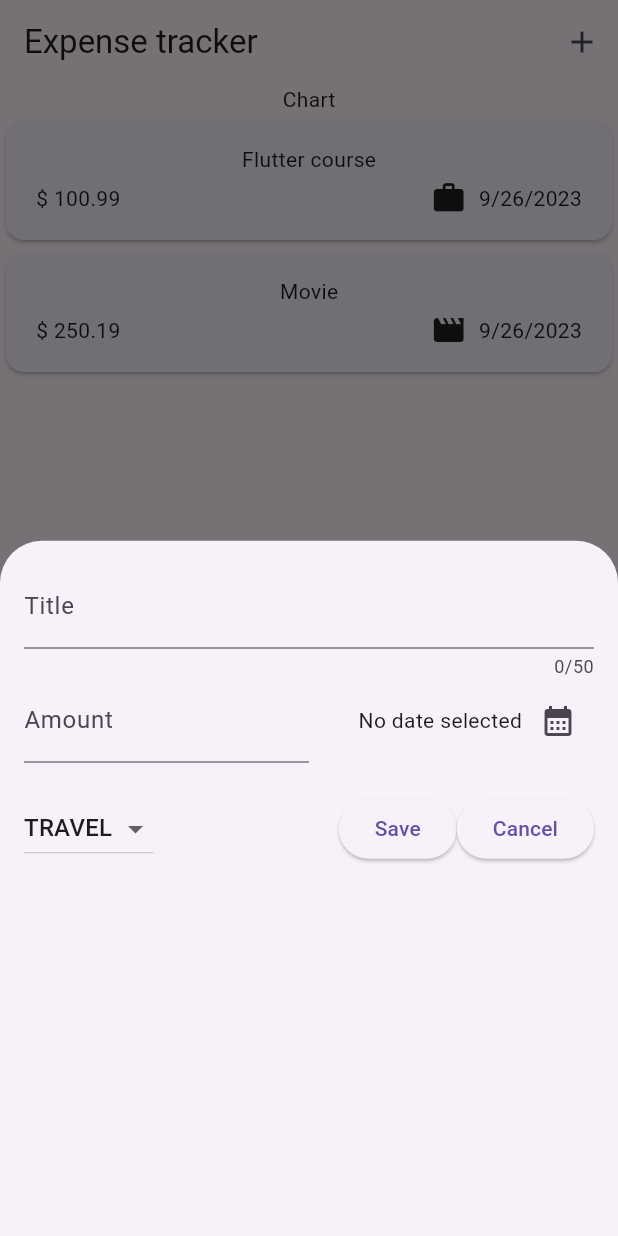
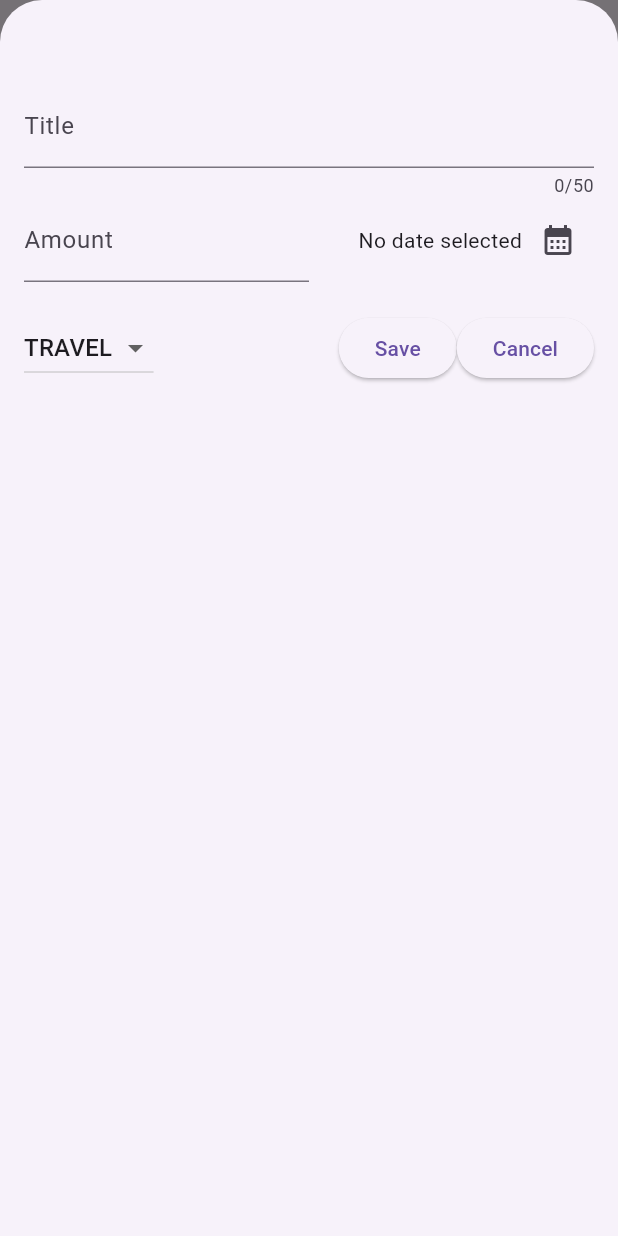
Before and after one commit to satyajeetmanu/expense_tracker, a Flutter app: the screen it shows after launch, after a tap on the "add" icon, on a phone screen of 412 x 824 dp. Run offline on Flutter 3.47's test engine with Material 2 defaults, Android fonts, the phone set to English and light mode, and no system bars.

Commit message:
modified the overlay to be fullscreen and to pop pack to expenses list after saving a new expense automatically

```diff
--- a/lib/widgets/expenses.dart
+++ b/lib/widgets/expenses.dart
@@ -31,6 +31,7 @@ class _ExpensesState extends State<Expenses> {
 
   void _addExpenseOverlay() {
     showModalBottomSheet(
+      isScrollControlled: true,
       context: context,
       builder: (ctx) => NewExpense(onAddExpense: _addNewExpense),
     );
--- a/lib/widgets/new_expense.dart
+++ b/lib/widgets/new_expense.dart
@@ -71,12 +71,14 @@ class _NewExpenseState extends State<NewExpense> {
           date: _selectedDate!,
           category: _selectedCategory),
     );
+
+    Navigator.pop(context);
   }
 
   @override
   Widget build(BuildContext context) {
     return Padding(
-      padding: const EdgeInsets.all(16),
+      padding: const EdgeInsets.fromLTRB(16, 56, 16, 16),
       child: Column(
         children: [
           TextField(
```
